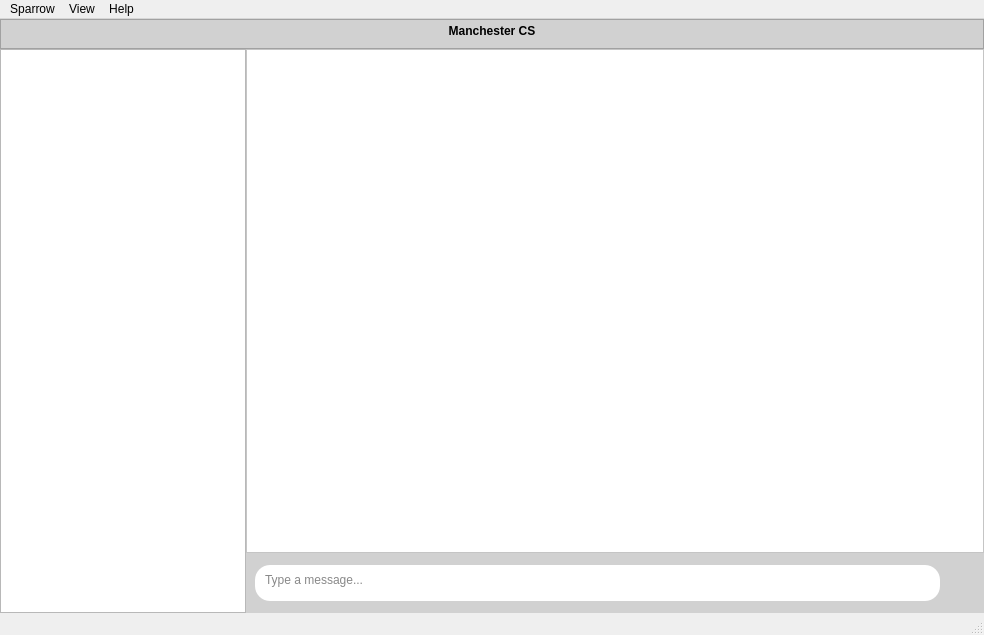
First picture: the form in src/main/python/Sparrow/sparrow.ui, repository andreinonea/sparrow, before the edit.
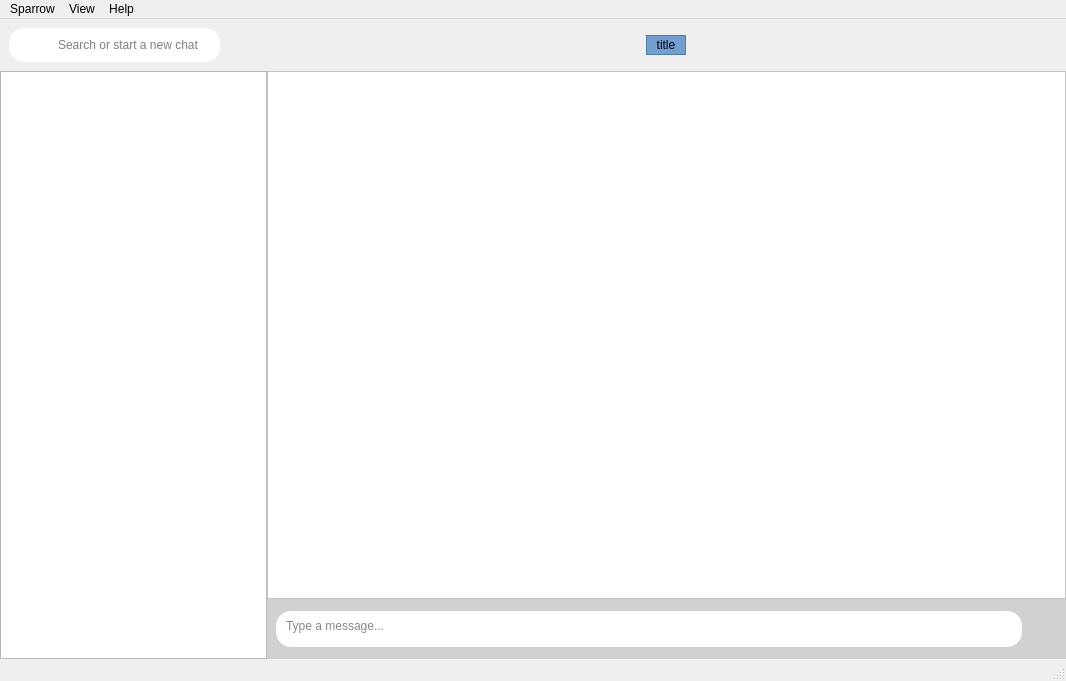
Second picture: the form after the edit. Icons and pictures are not drawn.

What changed in the file:
```diff
--- a/src/main/python/Sparrow/sparrow.ui
+++ b/src/main/python/Sparrow/sparrow.ui
@@ -6,8 +6,8 @@
    <rect>
     <x>0</x>
     <y>0</y>
-    <width>984</width>
-    <height>635</height>
+    <width>1066</width>
+    <height>681</height>
    </rect>
   </property>
   <property name="windowTitle">
@@ -20,7 +20,13 @@
    <enum>QTabWidget::Rounded</enum>
   </property>
   <widget class="QWidget" name="centralwidget">
-   <layout class="QVBoxLayout" name="verticalLayout" stretch="1,0">
+   <property name="minimumSize">
+    <size>
+     <width>400</width>
+     <height>0</height>
+    </size>
+   </property>
+   <layout class="QVBoxLayout" name="verticalLayout" stretch="0,0">
     <property name="spacing">
      <number>0</number>
     </property>
@@ -37,41 +43,168 @@
      <number>0</number>
     </property>
     <item>
-     <widget class="QTextBrowser" name="conversationTitleBar">
+     <widget class="QWidget" name="toolbar" native="true">
       <property name="maximumSize">
        <size>
         <width>16777215</width>
-        <height>30</height>
+        <height>60</height>
        </size>
       </property>
-      <property name="toolTip">
-       <string>Name of the conversation</string>
-      </property>
-      <property name="statusTip">
-       <string>Conversation name</string>
-      </property>
-      <property name="styleSheet">
-       <string notr="true">background-color: rgb(209, 209, 209);</string>
-      </property>
-      <property name="frameShape">
-       <enum>QFrame::StyledPanel</enum>
-      </property>
-      <property name="frameShadow">
-       <enum>QFrame::Sunken</enum>
-      </property>
-      <property name="lineWidth">
-       <number>1</number>
-      </property>
-      <property name="documentTitle">
-       <string/>
-      </property>
-      <property name="html">
-       <string>&lt;!DOCTYPE HTML PUBLIC &quot;-//W3C//DTD HTML 4.0//EN&quot; &quot;http://www.w3.org/TR/REC-html40/strict.dtd&quot;&gt;
-&lt;html&gt;&lt;head&gt;&lt;meta name=&quot;qrichtext&quot; content=&quot;1&quot; /&gt;&lt;style type=&quot;text/css&quot;&gt;
-p, li { white-space: pre-wrap; }
-&lt;/style&gt;&lt;/head&gt;&lt;body style=&quot; font-family:'Noto Sans'; font-size:9pt; font-weight:400; font-style:normal;&quot;&gt;
-&lt;p align=&quot;center&quot; style=&quot; margin-top:0px; margin-bottom:0px; margin-left:0px; margin-right:0px; -qt-block-indent:0; text-indent:0px;&quot;&gt;&lt;span style=&quot; font-weight:600;&quot;&gt;Manchester CS&lt;/span&gt;&lt;/p&gt;&lt;/body&gt;&lt;/html&gt;</string>
-      </property>
+      <layout class="QHBoxLayout" name="horizontalLayout_3" stretch="1,3">
+       <property name="spacing">
+        <number>0</number>
+       </property>
+       <property name="leftMargin">
+        <number>0</number>
+       </property>
+       <property name="topMargin">
+        <number>0</number>
+       </property>
+       <property name="rightMargin">
+        <number>0</number>
+       </property>
+       <property name="bottomMargin">
+        <number>0</number>
+       </property>
+       <item>
+        <widget class="QWidget" name="conversationControls" native="true">
+         <property name="maximumSize">
+          <size>
+           <width>400</width>
+           <height>16777215</height>
+          </size>
+         </property>
+         <layout class="QHBoxLayout" name="horizontalLayout_4">
+          <item>
+           <widget class="QWidget" name="searchBar" native="true">
+            <property name="styleSheet">
+             <string notr="true">border-style: outset;
+border-width: 0px;
+border-radius: 15px;
+background-color: white;
+</string>
+            </property>
+            <layout class="QHBoxLayout" name="horizontalLayout_5">
+             <item>
+              <widget class="QPushButton" name="searchButton">
+               <property name="cursor">
+                <cursorShape>PointingHandCursor</cursorShape>
+               </property>
+               <property name="focusPolicy">
+                <enum>Qt::NoFocus</enum>
+               </property>
+               <property name="statusTip">
+                <string>Search</string>
+               </property>
+               <property name="styleSheet">
+                <string notr="true">border: none;
+outline: none;</string>
+               </property>
+               <property name="text">
+                <string/>
+               </property>
+               <property name="icon">
+                <iconset>
+                 <normaloff>assets/search.png</normaloff>assets/search.png</iconset>
+               </property>
+              </widget>
+             </item>
+             <item>
+              <widget class="QLineEdit" name="searchText">
+               <property name="placeholderText">
+                <string>Search or start a new chat</string>
+               </property>
+              </widget>
+             </item>
+            </layout>
+           </widget>
+          </item>
+          <item>
+           <widget class="QPushButton" name="newConversationButton">
+            <property name="cursor">
+             <cursorShape>PointingHandCursor</cursorShape>
+            </property>
+            <property name="focusPolicy">
+             <enum>Qt::NoFocus</enum>
+            </property>
+            <property name="styleSheet">
+             <string notr="true">border: none;
+outline: none;</string>
+            </property>
+            <property name="text">
+             <string/>
+            </property>
+            <property name="icon">
+             <iconset>
+              <normaloff>assets/new_conv.png</normaloff>assets/new_conv.png</iconset>
+            </property>
+            <property name="iconSize">
+             <size>
+              <width>24</width>
+              <height>24</height>
+             </size>
+            </property>
+           </widget>
+          </item>
+         </layout>
+        </widget>
+       </item>
+       <item>
+        <widget class="QWidget" name="conversationTitleWidget" native="true">
+         <layout class="QGridLayout" name="gridLayout">
+          <property name="leftMargin">
+           <number>0</number>
+          </property>
+          <property name="topMargin">
+           <number>0</number>
+          </property>
+          <property name="rightMargin">
+           <number>0</number>
+          </property>
+          <property name="bottomMargin">
+           <number>0</number>
+          </property>
+          <property name="spacing">
+           <number>0</number>
+          </property>
+          <item row="0" column="0">
+           <widget class="QLabel" name="conversationTitle">
+            <property name="maximumSize">
+             <size>
+              <width>40</width>
+              <height>20</height>
+             </size>
+            </property>
+            <property name="cursor">
+             <cursorShape>IBeamCursor</cursorShape>
+            </property>
+            <property name="styleSheet">
+             <string notr="true">background-color: rgb(114, 159, 207);</string>
+            </property>
+            <property name="frameShape">
+             <enum>QFrame::StyledPanel</enum>
+            </property>
+            <property name="frameShadow">
+             <enum>QFrame::Sunken</enum>
+            </property>
+            <property name="lineWidth">
+             <number>0</number>
+            </property>
+            <property name="text">
+             <string>title</string>
+            </property>
+            <property name="alignment">
+             <set>Qt::AlignCenter</set>
+            </property>
+            <property name="textInteractionFlags">
+             <set>Qt::TextSelectableByKeyboard|Qt::TextSelectableByMouse</set>
+            </property>
+           </widget>
+          </item>
+         </layout>
+        </widget>
+       </item>
+      </layout>
      </widget>
     </item>
     <item>
@@ -94,6 +227,12 @@
        </property>
        <item>
         <widget class="QListView" name="conversationList">
+         <property name="minimumSize">
+          <size>
+           <width>130</width>
+           <height>0</height>
+          </size>
+         </property>
          <property name="maximumSize">
           <size>
            <width>400</width>
@@ -118,6 +257,12 @@
          <property name="lineWidth">
           <number>1</number>
          </property>
+         <property name="verticalScrollBarPolicy">
+          <enum>Qt::ScrollBarAlwaysOff</enum>
+         </property>
+         <property name="horizontalScrollBarPolicy">
+          <enum>Qt::ScrollBarAlwaysOff</enum>
+         </property>
         </widget>
        </item>
        <item>
@@ -163,8 +308,8 @@
               <rect>
                <x>0</x>
                <y>0</y>
-               <width>736</width>
-               <height>499</height>
+               <width>797</width>
+               <height>520</height>
               </rect>
              </property>
              <layout class="QVBoxLayout" name="verticalLayout_4" stretch="0">
@@ -489,7 +634,7 @@
     <rect>
      <x>0</x>
      <y>0</y>
-     <width>984</width>
+     <width>1066</width>
      <height>22</height>
     </rect>
    </property>
```
Left out of the diff: 5 changed lines with no effect on the pictures.
